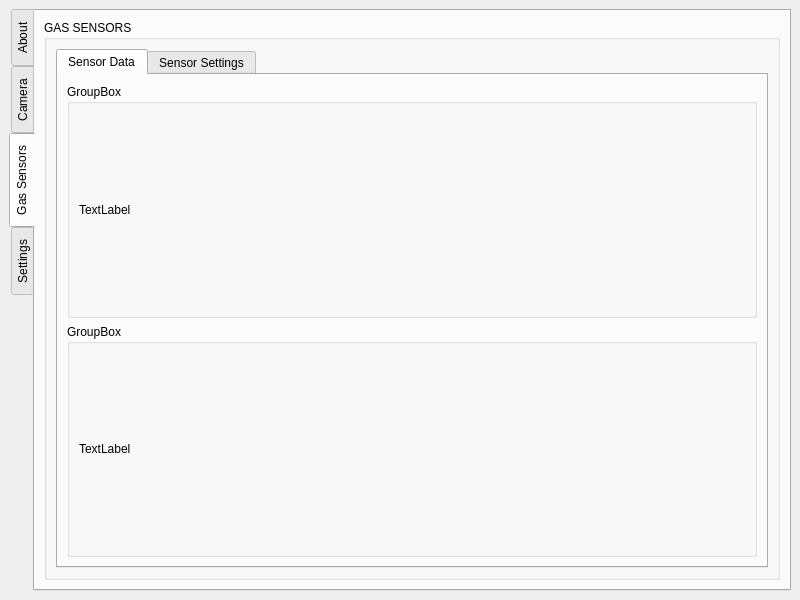
The window that fq_control_center/mainwindow.ui (hakan-demirli/FQ-Control-Center) describes before a commit, drawn with Qt 5.
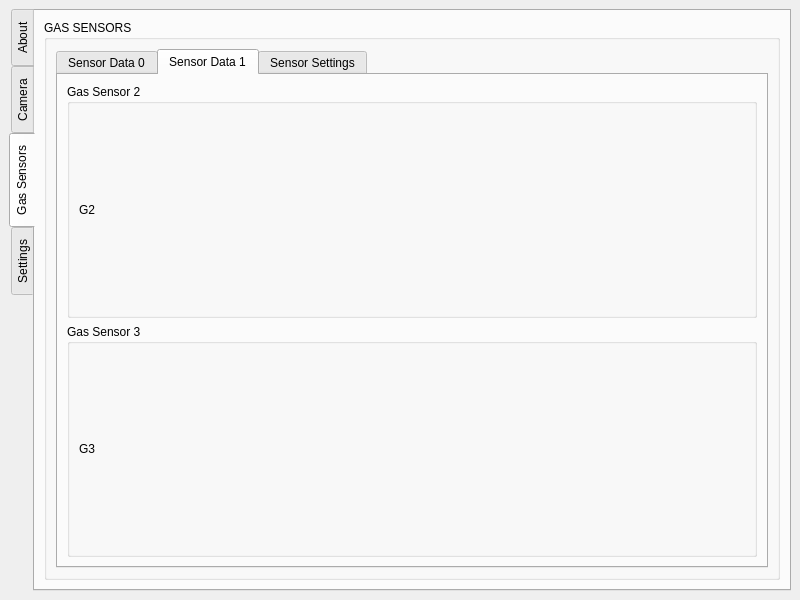
The same window after the commit. The open tabs and pages were chosen to show the change.

Commit message: generalize gas sensors and fix resolution issue

```diff
--- a/fq_control_center/mainwindow.ui
+++ b/fq_control_center/mainwindow.ui
@@ -535,7 +535,7 @@
              </property>
              <widget class="QWidget" name="tab">
               <attribute name="title">
-               <string>Sensor Data</string>
+               <string>Sensor Data 0</string>
               </attribute>
               <layout class="QGridLayout" name="gridLayout_8">
                <item row="0" column="0">
@@ -543,13 +543,13 @@
                  <item>
                   <widget class="QGroupBox" name="groupBox_3">
                    <property name="title">
-                    <string>GroupBox</string>
+                    <string>Gas Sensor 0</string>
                    </property>
                    <layout class="QGridLayout" name="gridLayout_9">
                     <item row="0" column="0">
-                     <widget class="QLabel" name="gas_sensor_1_label">
+                     <widget class="QLabel" name="gas_sensor_0_label">
                       <property name="text">
-                       <string>TextLabel</string>
+                       <string>G0</string>
                       </property>
                      </widget>
                     </item>
@@ -559,13 +559,56 @@
                  <item>
                   <widget class="QGroupBox" name="groupBox_4">
                    <property name="title">
-                    <string>GroupBox</string>
+                    <string>Gas Sensor 1</string>
                    </property>
                    <layout class="QGridLayout" name="gridLayout_10">
                     <item row="0" column="0">
-                     <widget class="QLabel" name="gas_sensor_1_label_2">
+                     <widget class="QLabel" name="gas_sensor_1_label">
                       <property name="text">
-                       <string>TextLabel</string>
+                       <string>G1</string>
+                      </property>
+                     </widget>
+                    </item>
+                   </layout>
+                  </widget>
+                 </item>
+                </layout>
+               </item>
+              </layout>
+             </widget>
+             <widget class="QWidget" name="tab_3">
+              <attribute name="title">
+               <string>Sensor Data 1</string>
+              </attribute>
+              <layout class="QGridLayout" name="gridLayout_12">
+               <item row="0" column="0">
+                <layout class="QGridLayout" name="gridLayout_11">
+                 <item row="0" column="0">
+                  <widget class="QGroupBox" name="groupBox_5">
+                   <property name="title">
+                    <string>Gas Sensor 2</string>
+                   </property>
+                   <layout class="QGridLayout" name="gridLayout_14">
+                    <item row="0" column="0">
+                     <widget class="QLabel" name="gas_sensor_2_label">
+                      <property name="text">
+                       <string>G2</string>
+                      </property>
+                     </widget>
+                    </item>
+                   </layout>
+                  </widget>
+                 </item>
+                 <item row="1" column="0">
+                  <widget class="QGroupBox" name="groupBox_6">
+                   <property name="title">
+                    <string>Gas Sensor 3</string>
+                   </property>
+                   <layout class="QGridLayout" name="gridLayout_13">
+                    <item row="0" column="0">
+                     <widget class="QLabel" name="gas_sensor_3_label">
+                      <property name="text">
+                       <string>G3</string>
                       </property>
                      </widget>
                     </item>
```
The commit also changes 7 other files.
